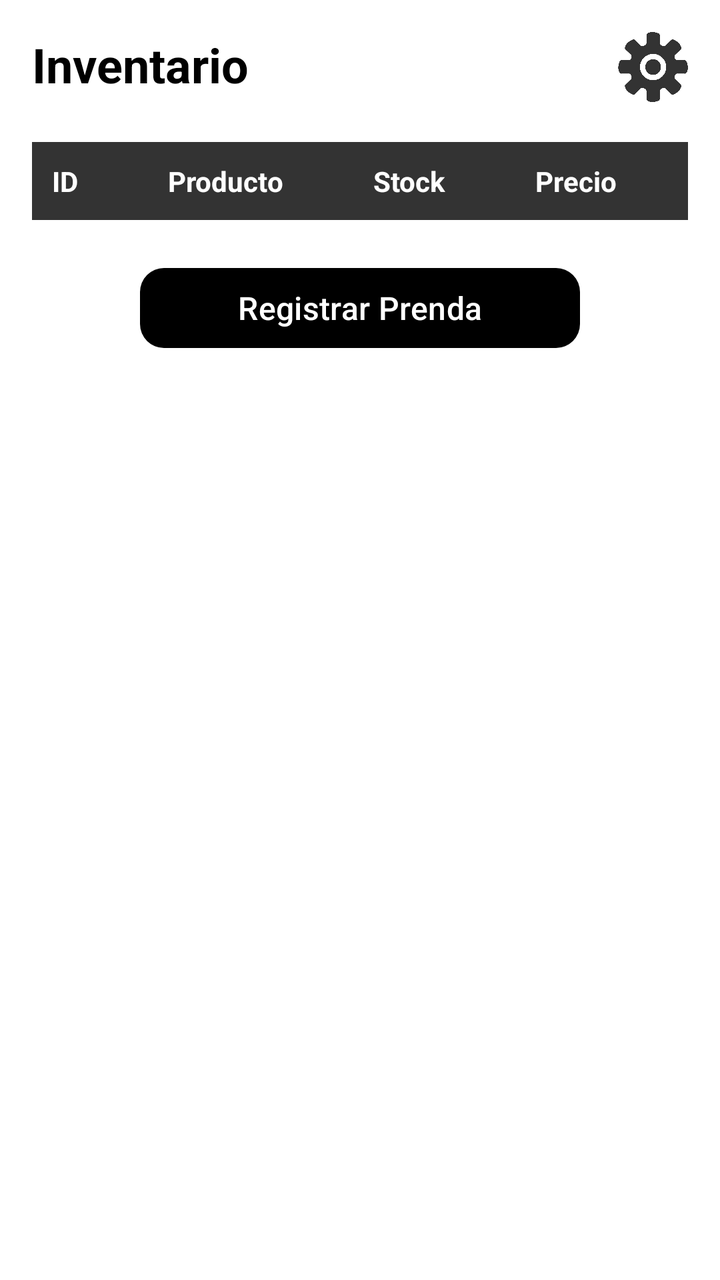
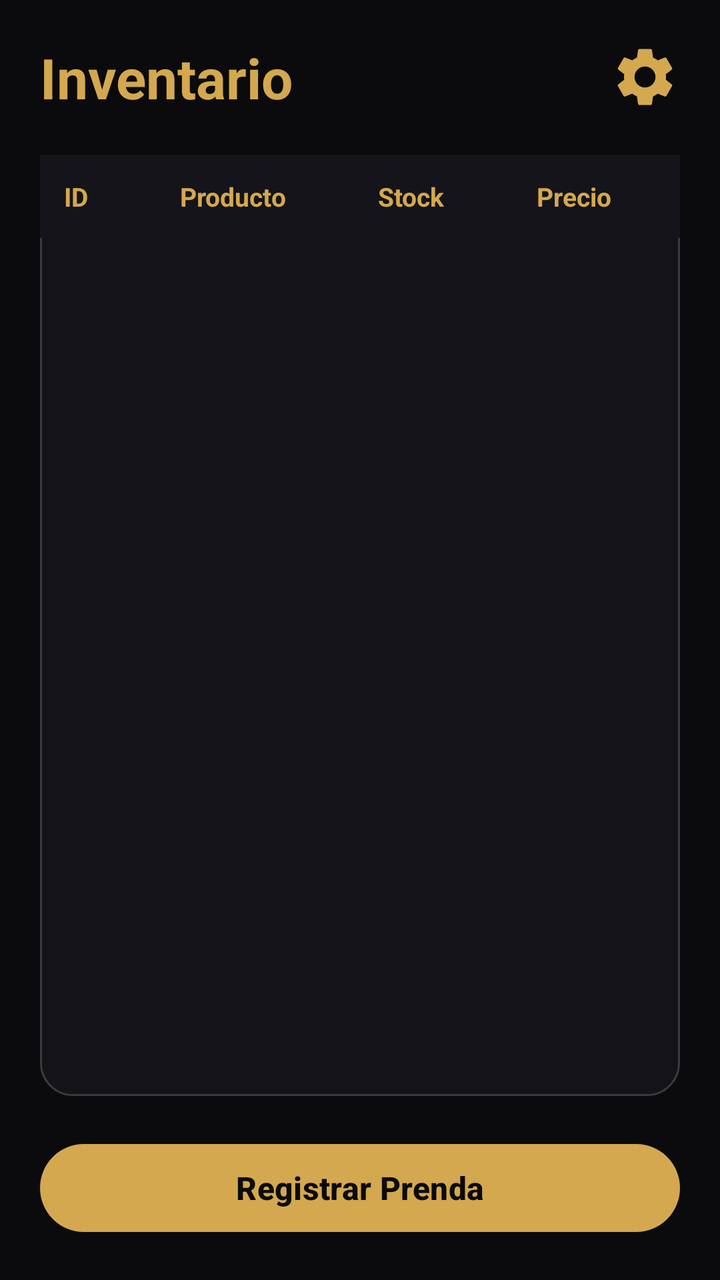

Two renders of the same Android screen: before a commit and after it. Below are the layout's source before the change and the commit's diff.
<!-- AndroidManifest.xml: application theme Theme.PryGrados -->
<!-- res/layout/inventario.xml -->
<?xml version="1.0" encoding="utf-8"?>
<LinearLayout xmlns:android="http://schemas.android.com/apk/res/android"
    xmlns:app="http://schemas.android.com/apk/res-auto"
    android:layout_width="match_parent"
    android:layout_height="match_parent"
    android:orientation="vertical"
    android:background="#FFFFFF"
    android:padding="16dp">

    <RelativeLayout
        android:layout_width="match_parent"
        android:layout_height="wrap_content">

        <TextView
            android:id="@+id/txtTitulo"
            android:layout_width="wrap_content"
            android:layout_height="wrap_content"
            android:text="Inventario"
            android:textSize="24sp"
            android:textStyle="bold"
            android:textColor="#000000" />

        <ImageButton
            android:id="@+id/btnConfig"
            android:layout_width="35dp"
            android:layout_height="35dp"
            android:layout_alignParentEnd="true"
            android:background="@android:color/transparent"
            android:src="@drawable/confi"
            android:scaleType="fitCenter"
            android:contentDescription="Configuración" />

    </RelativeLayout>

    <TableLayout
        android:id="@+id/tableInventario"
        android:layout_width="match_parent"
        android:layout_height="wrap_content"
        android:layout_marginTop="20dp"
        android:stretchColumns="*">

        <TableRow
            android:background="#333333">

            <TextView
                android:padding="10dp"
                android:text="ID"
                android:textColor="#FFFFFF"
                android:textStyle="bold" />

            <TextView
                android:padding="10dp"
                android:text="Producto"
                android:textColor="#FFFFFF"
                android:textStyle="bold" />

            <TextView
                android:padding="10dp"
                android:text="Stock"
                android:textColor="#FFFFFF"
                android:textStyle="bold" />

            <TextView
                android:padding="10dp"
                android:text="Precio"
                android:textColor="#FFFFFF"
                android:textStyle="bold" />

        </TableRow>

    </TableLayout>

    <com.google.android.material.button.MaterialButton
        android:id="@+id/btnCrear"
        android:layout_width="220dp"
        android:layout_height="48dp"
        android:layout_gravity="center"
        android:layout_marginTop="20dp"
        android:text="Registrar Prenda"
        android:textColor="#FFFFFF"
        android:textSize="16sp"
        app:backgroundTint="#000000"
        app:cornerRadius="12dp" />

</LinearLayout>
<!-- resources referenced by this layout -->
<resources>
  <!-- drawable confi: png bitmap (drawable, 73180 bytes) -->
  <style name="Theme.PryGrados" parent="Base.Theme.PryGrados" />
  <style name="Base.Theme.PryGrados" parent="Theme.Material3.DayNight.NoActionBar">
          
          
      </style>
</resources>

<!-- the commit's change to res/layout/inventario.xml (unified diff, before → after) -->
@@ -3,9 +3,9 @@
     xmlns:app="http://schemas.android.com/apk/res-auto"
     android:layout_width="match_parent"
     android:layout_height="match_parent"
+    android:background="@color/kemba_black"
     android:orientation="vertical"
-    android:background="#FFFFFF"
-    android:padding="16dp">
+    android:padding="20dp">
 
     <RelativeLayout
         android:layout_width="match_parent"
@@ -15,71 +15,83 @@
             android:id="@+id/txtTitulo"
             android:layout_width="wrap_content"
             android:layout_height="wrap_content"
+            android:layout_centerVertical="true"
             android:text="Inventario"
-            android:textSize="24sp"
-            android:textStyle="bold"
-            android:textColor="#000000" />
+            android:textColor="@color/kemba_gold"
+            android:textSize="28sp"
+            android:textStyle="bold" />
 
         <ImageButton
             android:id="@+id/btnConfig"
             android:layout_width="35dp"
             android:layout_height="35dp"
             android:layout_alignParentEnd="true"
+            android:layout_centerVertical="true"
             android:background="@android:color/transparent"
-            android:src="@drawable/confi"
+            android:contentDescription="Configuración"
             android:scaleType="fitCenter"
-            android:contentDescription="Configuración" />
-
+            android:src="@drawable/ic_settings"
+            app:tint="@color/kemba_gold" />
     </RelativeLayout>
 
-    <TableLayout
-        android:id="@+id/tableInventario"
+    
+    <ScrollView
         android:layout_width="match_parent"
-        android:layout_height="wrap_content"
+        android:layout_height="0dp"
         android:layout_marginTop="20dp"
-        android:stretchColumns="*">
+        android:layout_weight="1"
+        android:background="@drawable/bg_card"
+        android:scrollbars="none">
 
-        <TableRow
-            android:background="#333333">
+        <TableLayout
+            android:id="@+id/tableInventario"
+            android:layout_width="match_parent"
+            android:layout_height="wrap_content"
+            android:stretchColumns="*">
 
-            <TextView
-                android:padding="10dp"
-                android:text="ID"
-                android:textColor="#FFFFFF"
-                android:textStyle="bold" />
+            <TableRow android:background="@color/kemba_surface">
 
-            <TextView
-                android:padding="10dp"
-                android:text="Producto"
-                android:textColor="#FFFFFF"
-                android:textStyle="bold" />
+                <TextView
+                    android:padding="12dp"
+                    android:text="ID"
+                    android:textColor="@color/kemba_gold"
+                    android:textSize="13sp"
+                    android:textStyle="bold" />
 
-            <TextView
-                android:padding="10dp"
-                android:text="Stock"
-                android:textColor="#FFFFFF"
-                android:textStyle="bold" />
+                <TextView
+                    android:padding="12dp"
+                    android:text="Producto"
+                    android:textColor="@color/kemba_gold"
+                    android:textSize="13sp"
+                    android:textStyle="bold" />
 
-            <TextView
-                android:padding="10dp"
-                android:text="Precio"
-                android:textColor="#FFFFFF"
-                android:textStyle="bold" />
+                <TextView
+                    android:padding="12dp"
+                    android:text="Stock"
+                    android:textColor="@color/kemba_gold"
+                    android:textSize="13sp"
+                    android:textStyle="bold" />
 
-        </TableRow>
+                <TextView
+                    android:padding="12dp"
+                    android:text="Precio"
+                    android:textColor="@color/kemba_gold"
+                    android:textSize="13sp"
+                    android:textStyle="bold" />
 
-    </TableLayout>
+            </TableRow>
+        </TableLayout>
+    </ScrollView>
 
     <com.google.android.material.button.MaterialButton
         android:id="@+id/btnCrear"
-        android:layout_width="220dp"
-        android:layout_height="48dp"
-        android:layout_gravity="center"
+        android:layout_width="match_parent"
+        android:layout_height="52dp"
         android:layout_marginTop="20dp"
         android:text="Registrar Prenda"
-        android:textColor="#FFFFFF"
+        android:textColor="@color/kemba_black"
         android:textSize="16sp"
-        app:backgroundTint="#000000"
-        app:cornerRadius="12dp" />
-
+        android:textStyle="bold"
+        app:backgroundTint="@color/kemba_gold"
+        app:cornerRadius="26dp" />
 </LinearLayout>
<!-- resource entries referenced after the edit -->
@@ -1,7 +1,28 @@
 <!-- resources referenced by this layout -->
 <resources>
-  <!-- drawable confi: png bitmap (drawable, 73180 bytes) -->
+  <color name="kemba_black">#0B0B0D</color>
+  <color name="kemba_gold">#D4A84F</color>
+  <color name="kemba_surface">#14141A</color>
+  <!-- drawable bg_card (drawable) -->
+  <?xml version="1.0" encoding="utf-8"?>
+  <shape xmlns:android="http://schemas.android.com/apk/res/android" android:shape="rectangle">
+      <solid android:color="#E614141A" />
+      <stroke android:width="1dp" android:color="@color/kemba_stroke" />
+      <corners android:radius="16dp" />
+  </shape>
+  <!-- drawable ic_settings (drawable) -->
+  <?xml version="1.0" encoding="utf-8"?>
+  <vector xmlns:android="http://schemas.android.com/apk/res/android"
+      android:width="24dp"
+      android:height="24dp"
+      android:viewportWidth="24"
+      android:viewportHeight="24">
+      <path
+          android:fillColor="#FFFFFF"
+          android:pathData="M19.14,12.94c0.04,-0.3 0.06,-0.61 0.06,-0.94 0,-0.32 -0.02,-0.64 -0.07,-0.94l2.03,-1.58c0.18,-0.14 0.23,-0.41 0.12,-0.61l-1.92,-3.32c-0.12,-0.22 -0.37,-0.29 -0.59,-0.22l-2.39,0.96c-0.5,-0.38 -1.03,-0.7 -1.62,-0.94L14.4,2.81c-0.04,-0.24 -0.24,-0.41 -0.48,-0.41h-3.84c-0.24,0 -0.43,0.17 -0.47,0.41L9.25,5.35C8.66,5.59 8.12,5.92 7.63,6.29L5.24,5.33c-0.22,-0.08 -0.47,0 -0.59,0.22L2.74,8.87C2.62,9.08 2.66,9.34 2.86,9.48l2.03,1.58C4.84,11.36 4.8,11.69 4.8,12s0.02,0.64 0.07,0.94l-2.03,1.58c-0.18,0.14 -0.23,0.41 -0.12,0.61l1.92,3.32c0.12,0.22 0.37,0.29 0.59,0.22l2.39,-0.96c0.5,0.38 1.03,0.7 1.62,0.94l0.36,2.54c0.05,0.24 0.24,0.41 0.48,0.41h3.84c0.24,0 0.44,-0.17 0.47,-0.41l0.36,-2.54c0.59,-0.24 1.13,-0.56 1.62,-0.94l2.39,0.96c0.22,0.08 0.47,0 0.59,-0.22l1.92,-3.32c0.12,-0.22 0.07,-0.47 -0.12,-0.61L19.14,12.94zM12,15.6c-1.98,0 -3.6,-1.62 -3.6,-3.6s1.62,-3.6 3.6,-3.6 3.6,1.62 3.6,3.6 -1.62,3.6 -3.6,3.6z" />
+  </vector>
   <style name="Theme.PryGrados" parent="Base.Theme.PryGrados" />
+  <color name="kemba_stroke">#3A3A44</color>
   <style name="Base.Theme.PryGrados" parent="Theme.Material3.DayNight.NoActionBar">
           
           
